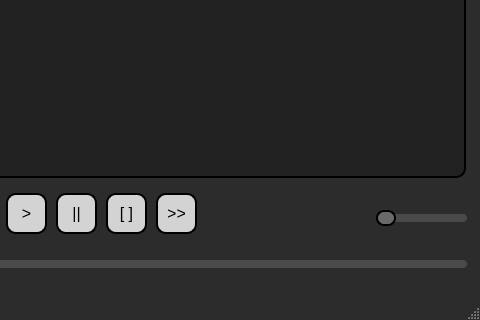
Old version of the form music-player-qt/mainwindow.ui in the repository juangonzalez22/music-player-qt; both pictures show x 544 to 1024 and y 256 to 576 of the 1024 by 576 pixel window.
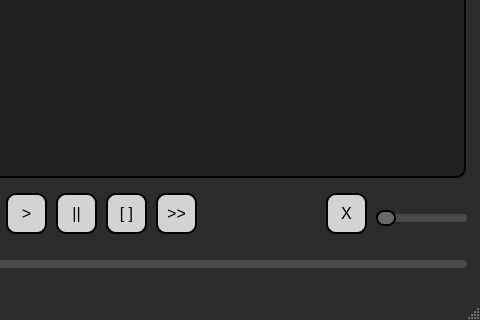
New version of the form.

Commit message:
Ya encuentra archivos
Ya encuentra archivos y les pone el nombre

```diff
--- a/music-player-qt/mainwindow.ui
+++ b/music-player-qt/mainwindow.ui
@@ -390,6 +390,38 @@
      <string>##:##</string>
     </property>
    </widget>
+   <widget class="QPushButton" name="btnMute">
+    <property name="geometry">
+     <rect>
+      <x>870</x>
+      <y>430</y>
+      <width>41</width>
+      <height>41</height>
+     </rect>
+    </property>
+    <property name="styleSheet">
+     <string notr="true">QPushButton {
+    background-color: #D3D3D3; /* Color de fondo gris claro */
+    color: black; /* Color del texto */
+    border: 2px solid black; /* Borde negro */
+    border-radius: 10px; /* Bordes redondeados */
+    padding: 10px; /* Espaciado interno */
+    font-size: 16px; /* Tamaño de fuente */
+}
+
+QPushButton:hover {
+    background-color: #C0C0C0; /* Color cuando se pasa el mouse */
+}
+
+QPushButton:pressed {
+    background-color: #A9A9A9; /* Color cuando se hace clic */
+}
+</string>
+    </property>
+    <property name="text">
+     <string>X</string>
+    </property>
+   </widget>
   </widget>
   <widget class="QMenuBar" name="menubar">
    <property name="geometry">
```
Left out of the diff: 10 changed lines with no effect on the pictures. The commit also changes 2 other files.
